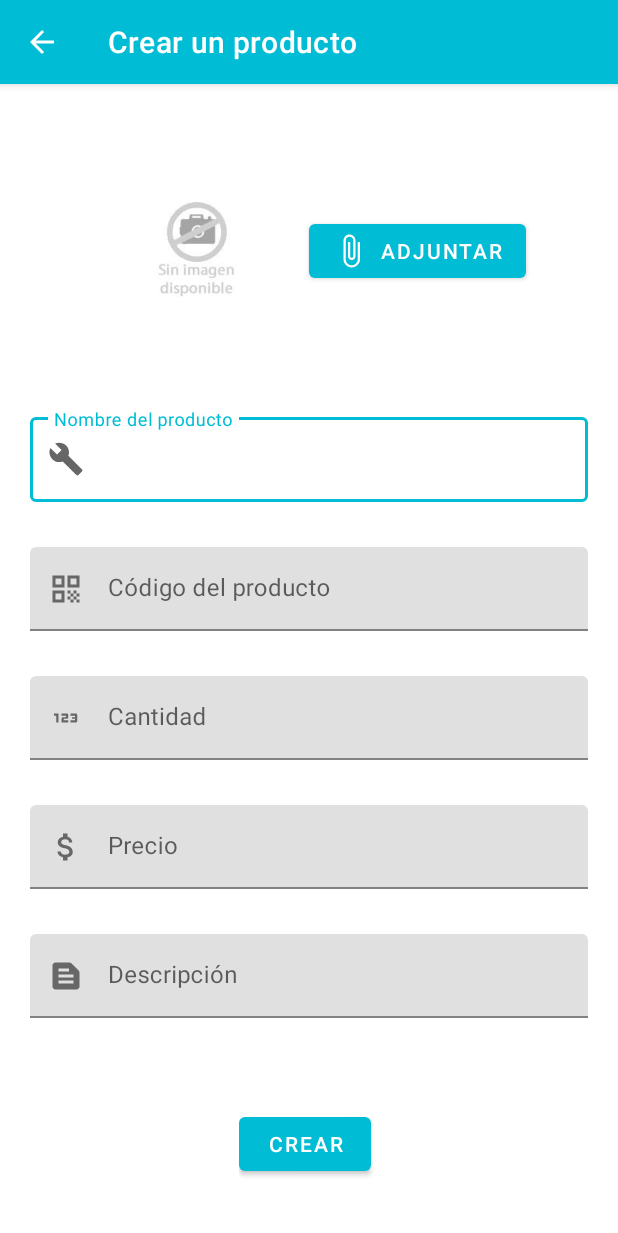
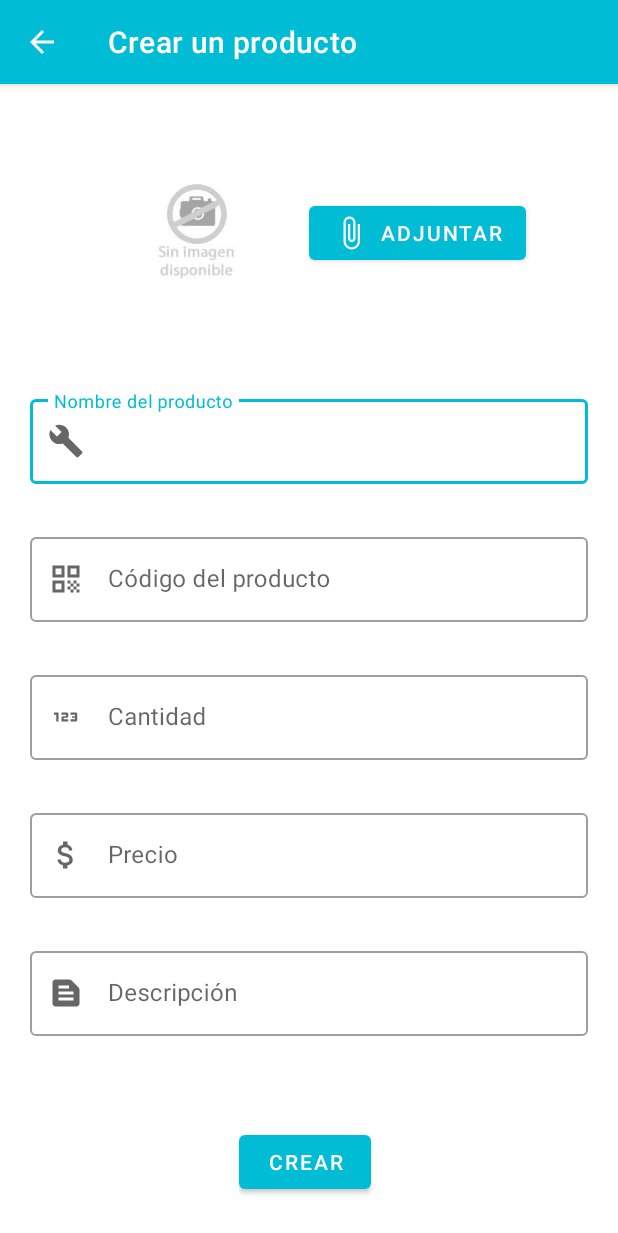
Before and after one commit to lucho0841/StorageApp, an Android app: the CreateProductActivity screen opened directly, with no data from a screen before it, on a phone screen of 412 x 824 dp. Shown: the top 1233 px of the screen. Run offline under Robolectric (Android 15) with nearby library versions, the phone set to English and light mode, and no system bars; our stand-ins replace Firebase (no records; nobody signed in at launch, a user with empty details on screens opened directly).

```diff
--- a/app/build.gradle
+++ b/app/build.gradle
@@ -46,6 +46,7 @@ dependencies {
     implementation 'com.google.firebase:firebase-database:20.0.5'
     implementation 'com.google.firebase:firebase-common-ktx:20.1.1'
     implementation 'com.google.android.gms:play-services-auth:20.2.0'
+    implementation 'com.google.firebase:firebase-storage:20.0.1'
     testImplementation 'junit:junit:4.13.2'
     androidTestImplementation 'androidx.test.ext:junit:1.1.3'
     androidTestImplementation 'androidx.test.espresso:espresso-core:3.4.0'
--- a/app/src/main/java/com/example/storageapp/fragments/ReportsFragment.java
+++ b/app/src/main/java/com/example/storageapp/fragments/ReportsFragment.java
@@ -8,17 +8,14 @@ import androidx.fragment.app.Fragment;
 import android.view.LayoutInflater;
 import android.view.View;
 import android.view.ViewGroup;
-import android.widget.Toast;
 
 import com.example.storageapp.R;
-import com.example.storageapp.controller.DataShare;
 import com.github.mikephil.charting.charts.BarChart;
 import com.github.mikephil.charting.data.BarData;
 import com.github.mikephil.charting.data.BarDataSet;
 import com.github.mikephil.charting.data.BarEntry;
 import com.github.mikephil.charting.utils.ColorTemplate;
 
-import java.io.Serializable;
 import java.util.ArrayList;
 
 
--- a/app/src/main/res/layout/activity_create_product.xml
+++ b/app/src/main/res/layout/activity_create_product.xml
@@ -60,10 +60,11 @@
     <com.google.android.material.textfield.TextInputLayout
         android:layout_width="match_parent"
         android:layout_height="wrap_content"
-        app:boxBackgroundMode="filled"
         android:hint="Código del producto"
         android:layout_marginBottom="10dp"
         android:layout_marginTop="20dp"
+        style="@style/Widget.MaterialComponents.TextInputLayout.OutlinedBox"
+        android:background="@null"
         app:startIconDrawable="@drawable/ic_baseline_qr_code_24">
         <com.google.android.material.textfield.TextInputEditText
             android:id="@+id/edtCodigoProductoCrear"
@@ -74,7 +75,8 @@
     <com.google.android.material.textfield.TextInputLayout
         android:layout_width="match_parent"
         android:layout_height="wrap_content"
-        app:boxBackgroundMode="filled"
+        style="@style/Widget.MaterialComponents.TextInputLayout.OutlinedBox"
+        android:background="@null"
         android:hint="Cantidad"
         android:layout_marginBottom="10dp"
         android:layout_marginTop="20dp"
@@ -89,7 +91,8 @@
     <com.google.android.material.textfield.TextInputLayout
         android:layout_width="match_parent"
         android:layout_height="wrap_content"
-        app:boxBackgroundMode="filled"
+        style="@style/Widget.MaterialComponents.TextInputLayout.OutlinedBox"
+        android:background="@null"
         android:hint="Precio"
         android:layout_marginBottom="10dp"
         android:layout_marginTop="20dp"
@@ -104,7 +107,8 @@
     <com.google.android.material.textfield.TextInputLayout
         android:layout_width="match_parent"
         android:layout_height="wrap_content"
-        app:boxBackgroundMode="filled"
+        style="@style/Widget.MaterialComponents.TextInputLayout.OutlinedBox"
+        android:background="@null"
         android:hint="Descripción"
         android:layout_marginBottom="10dp"
         android:layout_marginTop="20dp"
```
Also changed, not shown: app/src/main/java/com/example/storageapp/controller/DataShare.java (deleted, +0 -9 lines), app/src/main/java/com/example/storageapp/fragments/StorageFragment.java (+52 -13 lines), app/src/main/java/com/example/storageapp/views/CreateProductActivity.java (+46 -4 lines), app/src/main/java/com/example/storageapp/views/InventarioActivity.java (+2 -9 lines).
